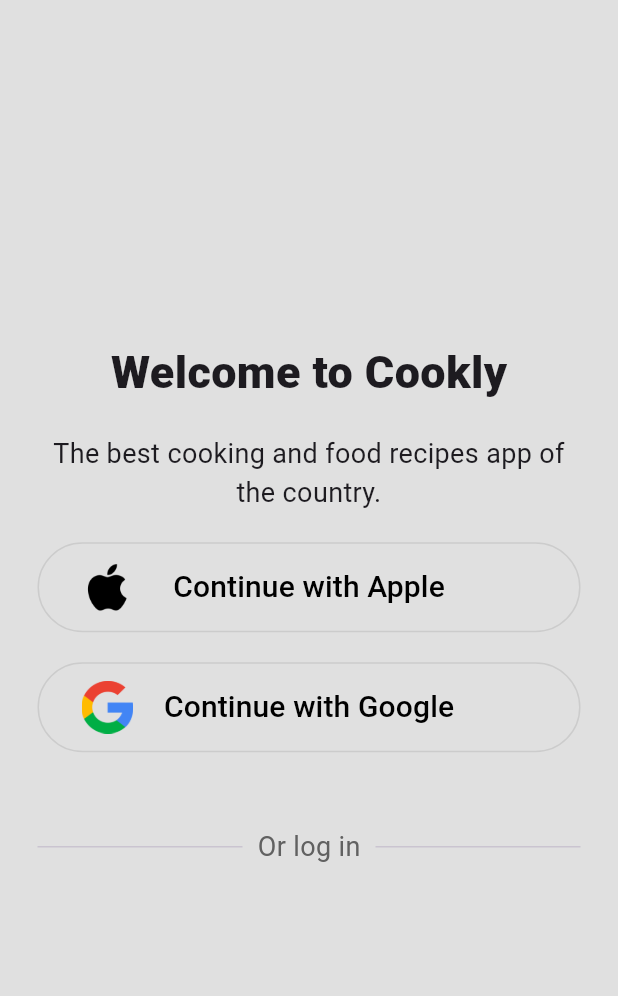
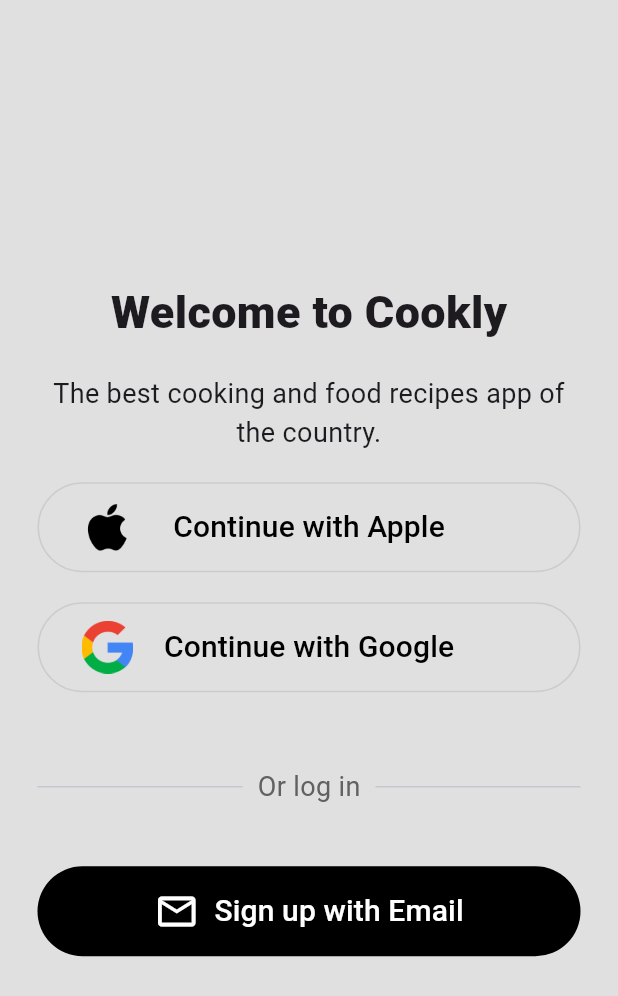
Before and after one commit to iftekar2/FlutterProjects, a Flutter app: the screen it shows after launch, on a phone screen of 412 x 824 dp. Shown: the top 996 px of the screen. Run offline on Flutter 3.47's test engine with Material 3 defaults, Android fonts, the phone set to English and light mode, and no system bars; our stand-ins replace flutter_slidable, flutter_spinkit, google_nav_bar, hive, hive_flutter; accounts and stored records are empty.

Commit message:
Sign up with email is done

```diff
--- a/authentication/lib/pages/login_page.dart
+++ b/authentication/lib/pages/login_page.dart
@@ -140,9 +140,33 @@
                 ],
               ),
             ),
-
+            SizedBox(height: 20),
             // Sign up with email button
-
+            SizedBox(
+              height: 60,
+              width: 500,
+              child: ElevatedButton(
+                style: ElevatedButton.styleFrom(
+                  backgroundColor: Colors.black,
+                  elevation: 0,
+                  // This is to remove the ripple effect when button is pressed
+                  shadowColor: Colors.transparent,
+                  splashFactory: NoSplash.splashFactory,
+                ),
+                onPressed: () {},
+                child: Row(
+                  mainAxisAlignment: MainAxisAlignment.center,
+                  children: [
+                    Icon(Icons.email_outlined, size: 30, color: Colors.white),
+                    SizedBox(width: 10),
+                    Text(
+                      "Sign up with Email",
+                      style: TextStyle(fontSize: 20, color: Colors.white),
+                    ),
+                  ],
+                ),
+              ),
+            ),
             // Log in
           ],
         ),
```
